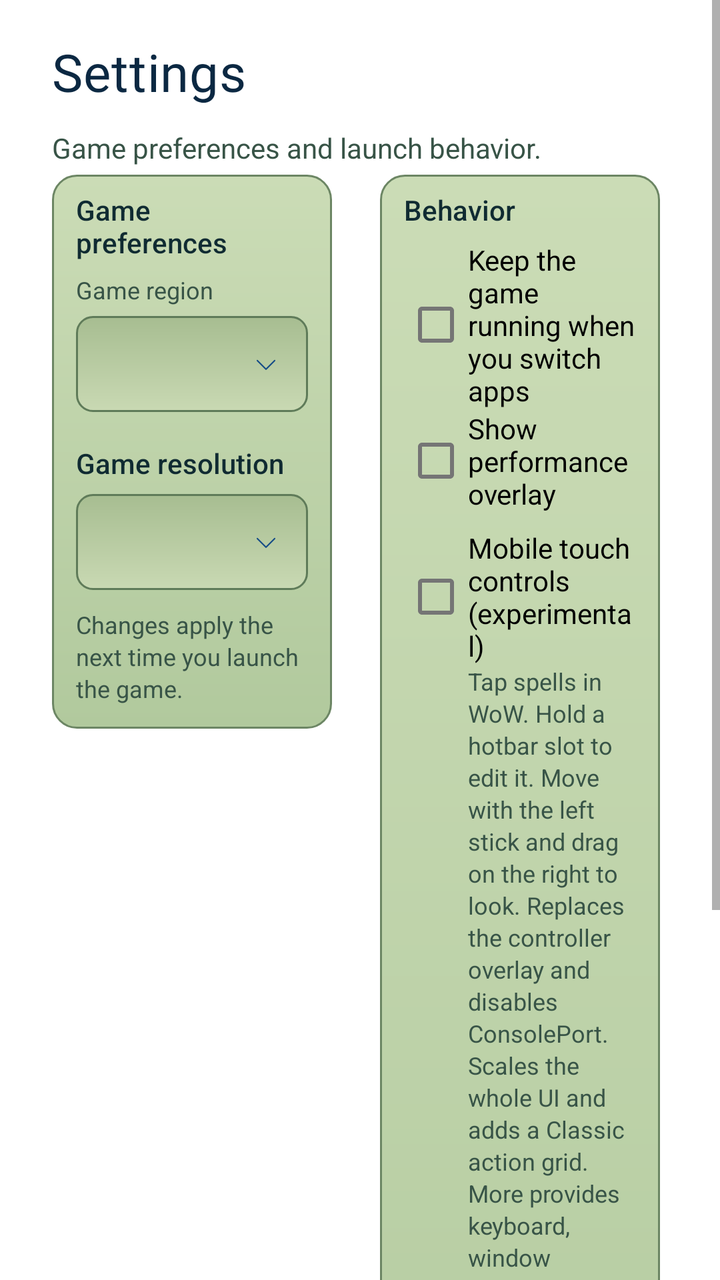
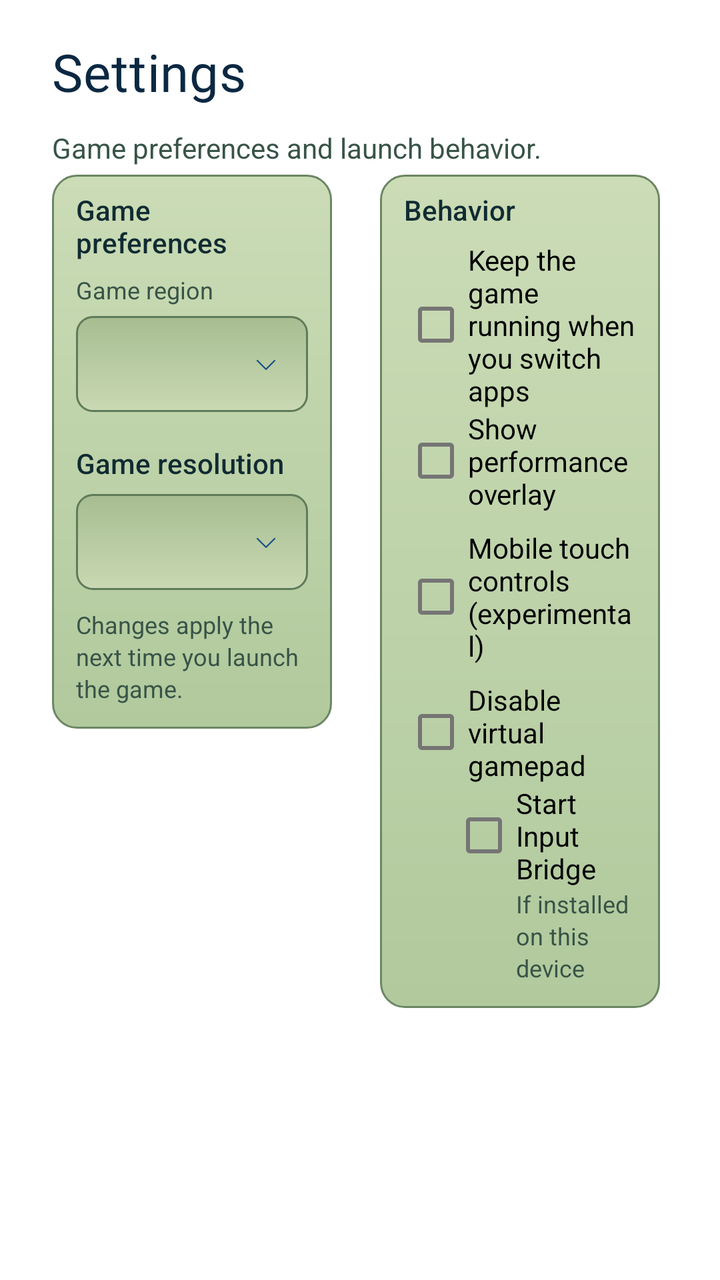

The first picture is an Android layout as it rendered before a commit; the second is the same layout after the commit. The layout source and the unified diff follow.
<!-- AndroidManifest.xml: fallback theme Theme.MaterialComponents.DayNight.NoActionBar -->
<!-- res/layout/fragment_wehavephones_settings.xml -->
<?xml version="1.0" encoding="utf-8"?>
<ScrollView
    xmlns:android="http://schemas.android.com/apk/res/android"
    android:layout_width="match_parent"
    android:layout_height="match_parent"
    android:scrollbars="vertical"
    android:scrollbarStyle="insideInset">
    <LinearLayout
        android:layout_width="match_parent"
        android:layout_height="wrap_content"
        android:orientation="vertical"
        android:paddingLeft="26dp"
        android:paddingRight="26dp"
        android:paddingTop="22dp"
        android:paddingBottom="12dp">
        <TextView
            style="@style/WeHavePhonesScreenTitle"
            android:text="@string/wehavephones_settings_title"
            android:textColor="@color/wehavephones_text_title"
            android:textSize="26sp" />
        <TextView
            style="@style/WeHavePhonesHint"
            android:layout_marginTop="6dp"
            android:text="@string/wehavephones_settings_intro"
            android:textSize="14sp" />
        <LinearLayout
            android:layout_width="match_parent"
            android:layout_height="wrap_content"
            android:orientation="horizontal"
            android:baselineAligned="false"
            android:layout_marginTop="4dp">
            <LinearLayout
                android:layout_width="0dp"
                android:layout_height="wrap_content"
                android:layout_weight="1"
                android:layout_marginRight="12dp"
                android:orientation="vertical"
                android:background="@drawable/wehavephones_card_background"
                android:paddingLeft="12dp"
                android:paddingRight="12dp"
                android:paddingTop="8dp"
                android:paddingBottom="12dp">
                <TextView
                    style="@style/WeHavePhonesSectionLabel"
                    android:layout_marginTop="0dp"
                    android:text="@string/wehavephones_settings_game_preferences" />
                <TextView
                    style="@style/WeHavePhonesHint"
                    android:text="@string/wehavephones_setup_region"
                    android:layout_marginBottom="5dp" />
                <Spinner
                    android:id="@+id/SPSettingsRegion"
                    android:layout_width="match_parent"
                    android:layout_height="48dp"
                    android:background="@drawable/wehavephones_dropdown"
                    android:contentDescription="@string/wehavephones_setup_region" />
                <TextView
                    style="@style/WeHavePhonesSectionLabel"
                    android:text="@string/wehavephones_settings_resolution_title" />
                <Spinner
                    android:id="@+id/SPGameResolution"
                    android:layout_width="match_parent"
                    android:layout_height="48dp"
                    android:background="@drawable/wehavephones_dropdown"
                    android:contentDescription="@string/wehavephones_settings_resolution_title" />
                <TextView
                    style="@style/WeHavePhonesHint"
                    android:layout_marginTop="9dp"
                    android:text="@string/wehavephones_settings_region_hint" />
            </LinearLayout>
            <LinearLayout
                android:layout_width="0dp"
                android:layout_height="wrap_content"
                android:layout_weight="1"
                android:layout_marginLeft="12dp"
                android:orientation="vertical"
                android:background="@drawable/wehavephones_card_background"
                android:paddingLeft="12dp"
                android:paddingRight="12dp"
                android:paddingTop="8dp"
                android:paddingBottom="12dp">
                <TextView
                    style="@style/WeHavePhonesSectionLabel"
                    android:layout_marginTop="0dp"
                    android:text="@string/wehavephones_settings_behavior_title" />
                <CheckBox
                    android:id="@+id/CBKeepRunningInBackground"
                    android:layout_width="match_parent"
                    android:layout_height="wrap_content"
                    android:text="@string/wehavephones_settings_keep_running" />
                <CheckBox
                    android:id="@+id/CBPerformanceOverlay"
                    android:layout_width="match_parent"
                    android:layout_height="wrap_content"
                    android:text="@string/wehavephones_settings_performance_overlay" />
                <CheckBox
                    android:id="@+id/CBMobileTouch"
                    android:layout_width="match_parent"
                    android:layout_height="wrap_content"
                    android:layout_marginTop="8dp"
                    android:text="@string/wehavephones_settings_mobile_touch" />
                <TextView
                    style="@style/WeHavePhonesHint"
                    android:layout_marginLeft="32dp"
                    android:text="@string/wehavephones_settings_mobile_touch_hint" />
                <CheckBox
                    android:id="@+id/CBDisableVirtualGamepad"
                    android:layout_width="match_parent"
                    android:layout_height="wrap_content"
                    android:layout_marginTop="8dp"
                    android:text="@string/wehavephones_settings_disable_virtual_gamepad" />
                <CheckBox
                    android:id="@+id/CBStartInputBridge"
                    android:layout_width="match_parent"
                    android:layout_height="wrap_content"
                    android:layout_marginLeft="24dp"
                    android:text="@string/wehavephones_settings_input_bridge" />
                <TextView
                    style="@style/WeHavePhonesHint"
                    android:layout_marginLeft="56dp"
                    android:text="@string/wehavephones_settings_input_bridge_hint" />
            </LinearLayout>
        </LinearLayout>
    </LinearLayout>
</ScrollView>
<!-- resources referenced by this layout -->
<resources>
  <color name="wehavephones_text_title">#0B2842</color>
  <!-- drawable wehavephones_dropdown (drawable) -->
  <?xml version="1.0" encoding="utf-8"?>
  <layer-list
      xmlns:android="http://schemas.android.com/apk/res/android">
      <item
          android:drawable="@drawable/wehavephones_field" />
      <item
          android:drawable="@drawable/wehavephones_ic_chevron_down"
          android:gravity="end|center_vertical"
          android:right="14dp" />
  </layer-list>
  <string name="wehavephones_settings_behavior_title">Behavior</string>
  <string name="wehavephones_settings_disable_virtual_gamepad">Disable virtual gamepad</string>
  <string name="wehavephones_settings_game_preferences">Game preferences</string>
  <string name="wehavephones_settings_input_bridge">Start Input Bridge</string>
  <string name="wehavephones_settings_input_bridge_hint">If installed on this device</string>
  <string name="wehavephones_settings_intro">Game preferences and launch behavior.</string>
  <string name="wehavephones_settings_keep_running">Keep the game running when you switch apps</string>
  <string name="wehavephones_settings_mobile_touch">Mobile touch controls (experimental)</string>
  <string name="wehavephones_settings_mobile_touch_hint">Tap spells in WoW. Hold a hotbar slot to edit it. Move with the left stick and drag on the right to look. Replaces the controller overlay and disables ConsolePort. Scales the whole UI and adds a Classic action grid. More provides keyboard, window gestures and interface size. Applies at the next game launch.</string>
  <string name="wehavephones_settings_performance_overlay">Show performance overlay</string>
  <string name="wehavephones_settings_region_hint">Changes apply the next time you launch the game.</string>
  <string name="wehavephones_settings_resolution_title">Game resolution</string>
  <string name="wehavephones_settings_title">Settings</string>
  <string name="wehavephones_setup_region">Game region</string>
  <style name="WeHavePhonesHint">
          <item name="android:layout_width">match_parent</item>
          <item name="android:layout_height">wrap_content</item>
          <item name="android:textColor">@color/wehavephones_text_dim</item>
          <item name="android:textSize">12sp</item>
          <item name="android:lineSpacingExtra">2dp</item>
      </style>
  <style name="WeHavePhonesScreenTitle" parent="WeHavePhonesHeader">
          <item name="android:gravity">start</item>
          <item name="android:textSize">26sp</item>
          <item name="android:layout_marginBottom">6dp</item>
          <item name="android:letterSpacing">0.01</item>
      </style>
  <!-- drawable wehavephones_field (drawable) -->
  <?xml version="1.0" encoding="utf-8"?>
  <shape
      xmlns:android="http://schemas.android.com/apk/res/android"
      android:shape="rectangle">
      <corners
          android:radius="8dp" />
      <gradient
          android:angle="270"
          android:startColor="#A7BD91"
          android:endColor="#C9D9B3" />
      <stroke
          android:width="1dp"
          android:color="#5F7B59" />
  </shape>
  <color name="wehavephones_text_dim">#385447</color>
  <style name="WeHavePhonesHeader">
          <item name="android:layout_width">match_parent</item>
          <item name="android:layout_height">wrap_content</item>
          <item name="android:fontFamily">@font/wehavephones_lcd</item>
          <item name="android:textColor">@color/wehavephones_text_title</item>
          <item name="android:textSize">28sp</item>
          <item name="android:includeFontPadding">false</item>
      </style>
  <color name="wehavephones_text">#102B32</color>
  <color name="wehavephones_accent">#164C87</color>
  <!-- unchanged entries left out for length: 3 -->
</resources>

<!-- the commit's change to res/layout/fragment_wehavephones_settings.xml (unified diff, before → after) -->
@@ -99,10 +99,6 @@
                     android:layout_height="wrap_content"
                     android:layout_marginTop="8dp"
                     android:text="@string/wehavephones_settings_mobile_touch" />
-                <TextView
-                    style="@style/WeHavePhonesHint"
-                    android:layout_marginLeft="32dp"
-                    android:text="@string/wehavephones_settings_mobile_touch_hint" />
                 <CheckBox
                     android:id="@+id/CBDisableVirtualGamepad"
                     android:layout_width="match_parent"
<!-- resource entries referenced after the edit -->
@@ -20,7 +20,6 @@
   <string name="wehavephones_settings_intro">Game preferences and launch behavior.</string>
   <string name="wehavephones_settings_keep_running">Keep the game running when you switch apps</string>
   <string name="wehavephones_settings_mobile_touch">Mobile touch controls (experimental)</string>
-  <string name="wehavephones_settings_mobile_touch_hint">Tap spells in WoW. Hold a hotbar slot to edit it. Move with the left stick and drag on the right to look. Replaces the controller overlay and disables ConsolePort. Scales the whole UI and adds a Classic action grid. More provides keyboard, window gestures and interface size. Applies at the next game launch.</string>
   <string name="wehavephones_settings_performance_overlay">Show performance overlay</string>
   <string name="wehavephones_settings_region_hint">Changes apply the next time you launch the game.</string>
   <string name="wehavephones_settings_resolution_title">Game resolution</string>
